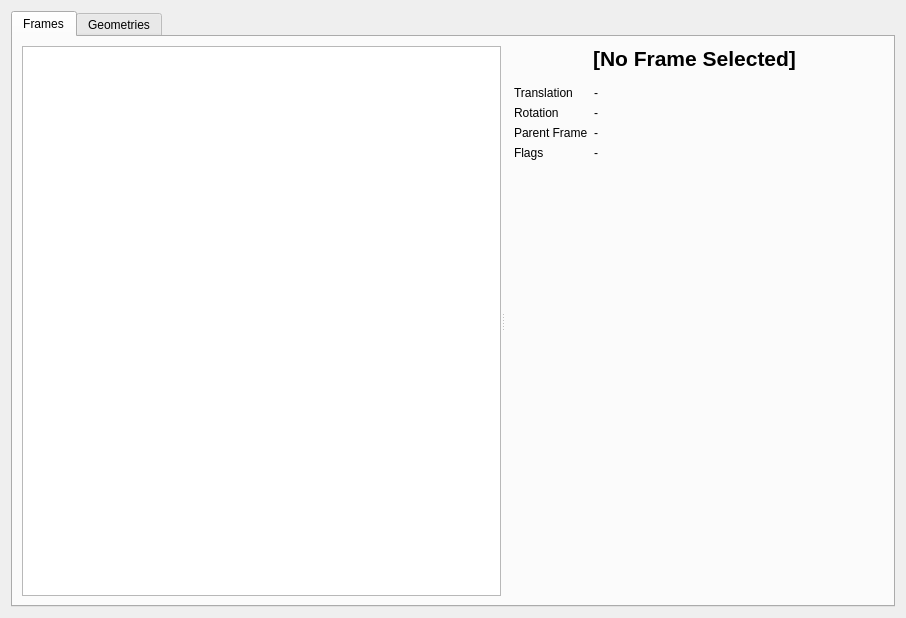
Above: branches/alemariusnexus/src/gtatools-gui/src/src/formats/dff/DFFWidget.ui from alemariusnexus/gtatools before the change. Below: the same form after it.
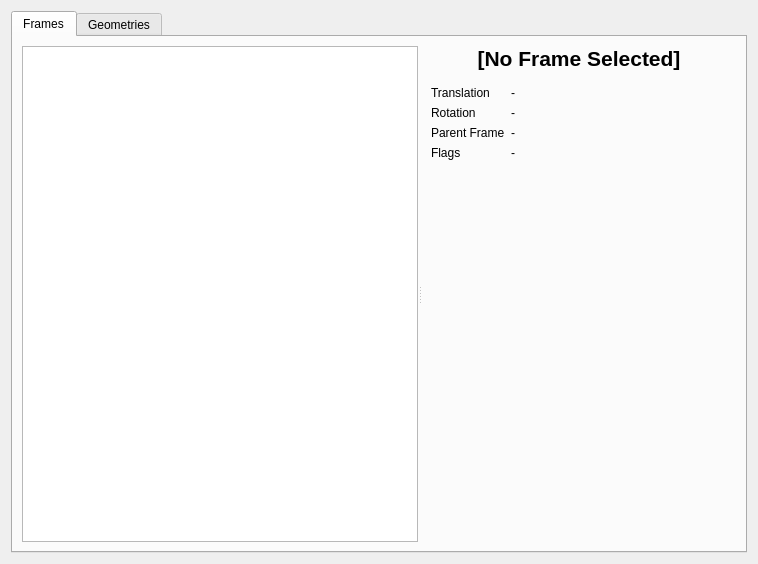
That is the form after the change. The open tabs and pages were chosen to show the change.

Commit message: Back from vacation - commiting changes to continue working on my PC. Added set* methods to the DFF API (now using std::vectors instead of C-arrays in some cases), added basic Vector and Matrix classes, changed DFF object structure so that DFFFrames are now really mapped to a parent-child tree and began to change gtatools-gui to show them in a tree structure (the latter not working yet), began supporting DFF to XML dumping in gtatools-gui. THIS REVISION MAY NOT COMPILE CORRECTLY.

What changed in the file:
```diff
--- a/branches/alemariusnexus/src/gtatools-gui/src/src/formats/dff/DFFWidget.ui
+++ b/branches/alemariusnexus/src/gtatools-gui/src/src/formats/dff/DFFWidget.ui
@@ -6,8 +6,8 @@
    <rect>
     <x>0</x>
     <y>0</y>
-    <width>906</width>
-    <height>618</height>
+    <width>758</width>
+    <height>564</height>
    </rect>
   </property>
   <property name="windowTitle">
@@ -29,7 +29,7 @@
          <property name="orientation">
           <enum>Qt::Horizontal</enum>
          </property>
-         <widget class="QListWidget" name="frameList"/>
+         <widget class="QTableView" name="frameTable"/>
          <widget class="QWidget" name="widget" native="true">
           <layout class="QVBoxLayout" name="verticalLayout_2">
            <item>
```
Left out of the diff: 4 changed lines with no effect on the pictures. The commit also changes 49 other files.
